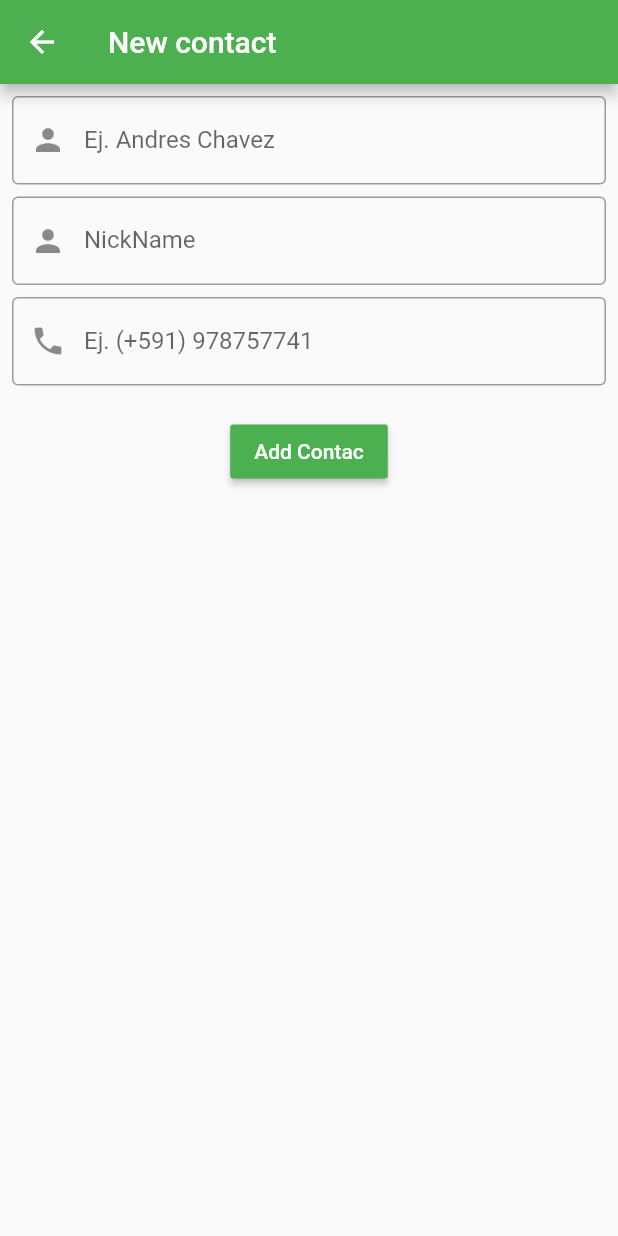
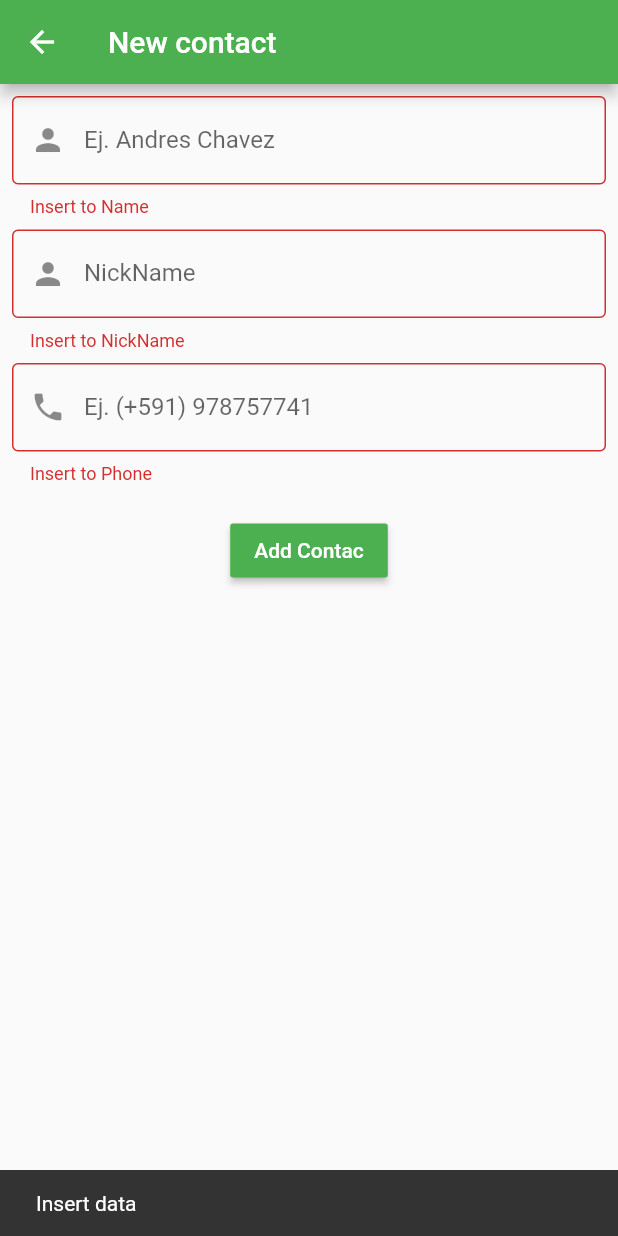
Before and after one commit to goandreus/todo_expo, a Flutter app: the FormContactPage screen opened by its route, after a tap on "Add Contac", on a phone screen of 412 x 824 dp. Run offline on Flutter 3.47's test engine with Material 2 defaults, Android fonts, the phone set to English and light mode, and no system bars; statements that could not run were skipped.

Commit message:
validate

```diff
--- a/lib/ui/pages/form_contact_page.dart
+++ b/lib/ui/pages/form_contact_page.dart
@@ -24,8 +24,19 @@ class _FormContactPageState extends State<FormContactPage> {
     _telefonoController = TextEditingController(text: '');
   }
 
+  bool validateAll(){
+    if(formContactKey.currentState.validate()){
+      return true;
+    }else{
+      formPageKey.currentState.showSnackBar(SnackBar(content: Text('Insert data'),));
+      return false;
+    }
+  }
+
   ListContactController _controller = ListContactController.instancia;
   PersonModel _person = PersonModel();
+
+  String validate(String value, String key) => value.isEmpty ? 'Insert to ${key}' : null;
 
   @override
   Widget build(BuildContext context) {
@@ -48,6 +59,7 @@ class _FormContactPageState extends State<FormContactPage> {
               child: Column(
                 children: <Widget>[
                   TextFormField(
+                    validator: (value) => validate(value, "Name"),
                     decoration: InputDecoration(
                       hintText: 'Nombre',
                       prefixIcon: Icon(Icons.person),
@@ -63,6 +75,7 @@ class _FormContactPageState extends State<FormContactPage> {
                     height: 8,
                   ),
                   TextFormField(
+                    validator: (value) => validate(value, "NickName"),
                     decoration: InputDecoration(
                       hintText: 'NickName',
                       prefixIcon: Icon(Icons.person),
@@ -78,6 +91,7 @@ class _FormContactPageState extends State<FormContactPage> {
                     height: 8,
                   ),
                   TextFormField(
+                    validator: (value) => validate(value, "Phone"),
                     decoration: InputDecoration(
                       hintText: 'Phone',
                       prefixIcon: Icon(Icons.phone),
@@ -93,7 +107,9 @@ class _FormContactPageState extends State<FormContactPage> {
                   RaisedButton(
                     color: Theme.of(context).primaryColor,
                     onPressed: (){
-                      _controller.contacts.value = List.from(_controller.contacts.value)..add(_person);
+                      if(validateAll()){
+                        _controller.contacts.value = List.from(_controller.contacts.value)..add(_person);
+                      }
                     },
                     child: Text('Add Contac',
                     style: TextStyle(color: Colors.white),
```
